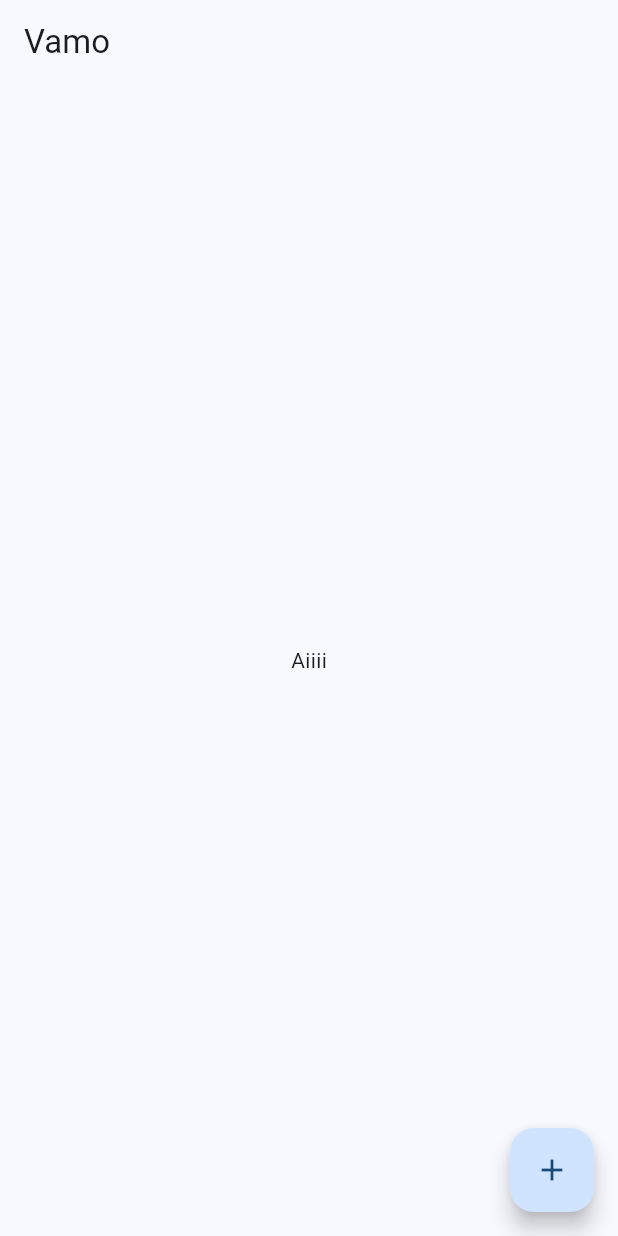
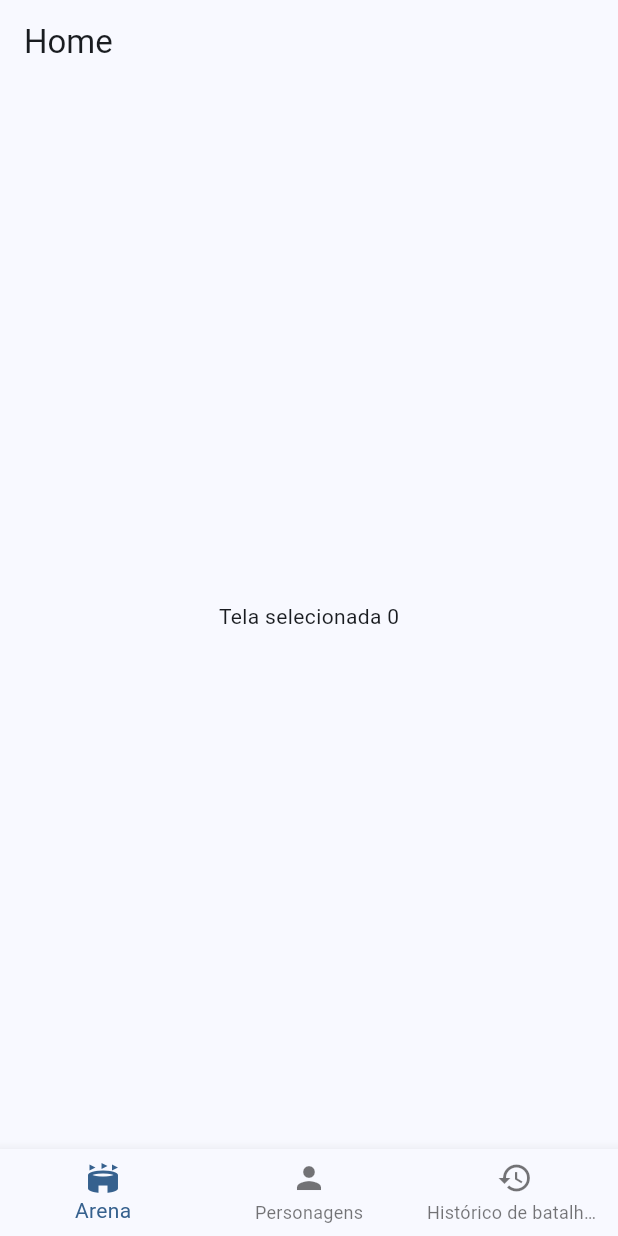
Before and after one commit to luispieta/rpg_app_flutter, a Flutter app: the screen it shows after launch, on a phone screen of 412 x 824 dp. Run offline on Flutter 3.47's test engine with Material 3 defaults, Android fonts, the light colour scheme and no system bars.

Commit message:
Feat: Criação do Home e de arquivos futuros

```diff
--- a/lib/presenter/home/home_view.dart
+++ b/lib/presenter/home/home_view.dart
@@ -1,22 +1,50 @@
 import 'package:flutter/material.dart';
+import 'package:rpg_app/presenter/arena/arena_view.dart';
+import 'package:rpg_app/presenter/historicoBatalhas/historioco_batalhas_view.dart';
+import 'package:rpg_app/presenter/personagem/personagem_view.dart';
 
-class HomeView extends StatelessWidget {
+class HomeView extends StatefulWidget {
   const HomeView({super.key});
+
+  @override
+  State<HomeView> createState() => _HomeViewState();
+}
+
+class _HomeViewState extends State<HomeView> {
+  int _itemSelecionado = 0;
+  final List<Widget> _telas = const [
+    ArenaView(),
+    PersonagemView(),
+    HistoriocoBatalhasView()
+  ];
 
   @override
   Widget build(BuildContext context) {
     return Scaffold(
       appBar: AppBar(
-        title: Text("Vamo"),
+        title: Text("Home"),
       ),
       body: Center(
-        child: Text("Aiiii"),
+        child: Text("Tela selecionada $_itemSelecionado"),
       ),
-      floatingActionButton: FloatingActionButton(
-        onPressed: () {
-          print("Botão do bom");
+      bottomNavigationBar: BottomNavigationBar(
+        currentIndex: _itemSelecionado,
+        onTap: (index) {       //Utilizado para tocar no icone e selecionar
+          setState(() {
+            _itemSelecionado = index;
+          });
         },
-        child: Icon(Icons.add),
+        items: [
+          BottomNavigationBarItem(icon: Icon(
+            Icons.stadium), label: "Arena"
+          ),
+          BottomNavigationBarItem(icon: Icon(
+            Icons.person), label: "Personagens"
+          ),
+          BottomNavigationBarItem(icon: Icon(
+            Icons.history), label: "Histórico de batalhas"
+          ),
+        ],
       ),
     );
   }
```
Also changed, not shown: lib/presenter/arena/arena_view.dart (added, +13 -0 lines), lib/presenter/historicoBatalhas/historioco_batalhas_view.dart (added, +12 -0 lines), lib/presenter/personagem/personagem_view.dart (added, +12 -0 lines), 1 other file.
